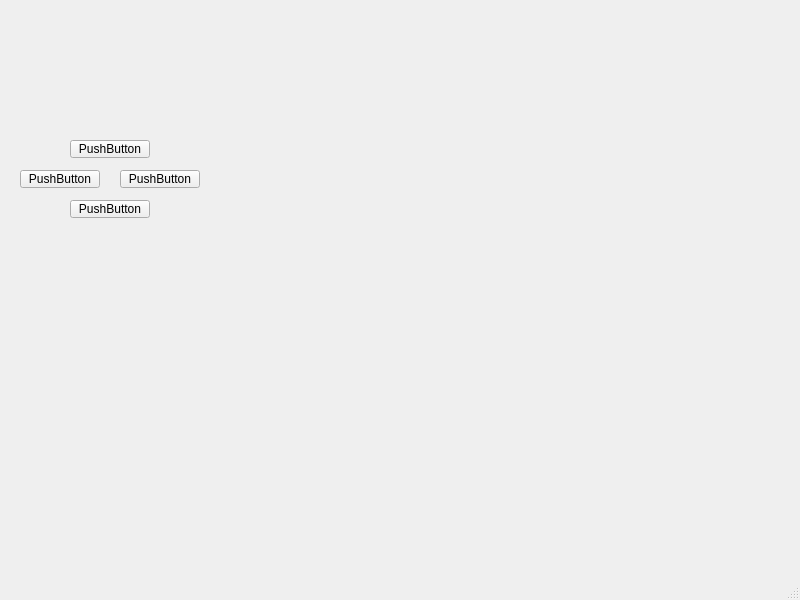
This is mainwindow.ui in Maxencec21/wifibot as Qt 5 draws it before an edit. The edited form follows.
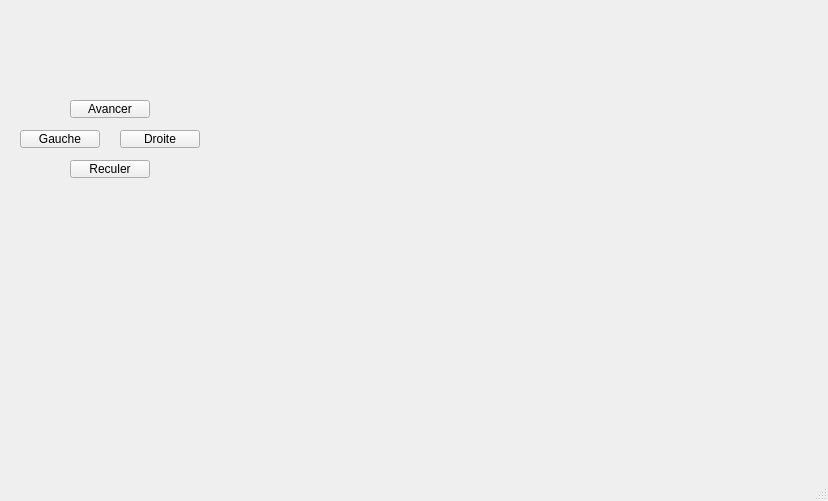
This is the edited form.

```diff
--- a/mainwindow.ui
+++ b/mainwindow.ui
@@ -6,8 +6,8 @@
    <rect>
     <x>0</x>
     <y>0</y>
-    <width>800</width>
-    <height>600</height>
+    <width>828</width>
+    <height>501</height>
    </rect>
   </property>
   <property name="windowTitle">
@@ -18,7 +18,7 @@
     <property name="geometry">
      <rect>
       <x>210</x>
-      <y>140</y>
+      <y>90</y>
       <width>431</width>
       <height>291</height>
      </rect>
@@ -29,52 +29,52 @@
     <property name="geometry">
      <rect>
       <x>70</x>
-      <y>140</y>
+      <y>100</y>
       <width>80</width>
       <height>18</height>
      </rect>
     </property>
     <property name="text">
-     <string>PushButton</string>
+     <string>Avancer</string>
     </property>
    </widget>
    <widget class="QPushButton" name="pushButton_2">
     <property name="geometry">
      <rect>
       <x>20</x>
-      <y>170</y>
+      <y>130</y>
       <width>80</width>
       <height>18</height>
      </rect>
     </property>
     <property name="text">
-     <string>PushButton</string>
+     <string>Gauche</string>
     </property>
    </widget>
    <widget class="QPushButton" name="pushButton_3">
     <property name="geometry">
      <rect>
       <x>70</x>
-      <y>200</y>
+      <y>160</y>
       <width>80</width>
       <height>18</height>
      </rect>
     </property>
     <property name="text">
-     <string>PushButton</string>
+     <string>Reculer</string>
     </property>
    </widget>
    <widget class="QPushButton" name="pushButton_4">
     <property name="geometry">
      <rect>
       <x>120</x>
-      <y>170</y>
+      <y>130</y>
       <width>80</width>
       <height>18</height>
      </rect>
     </property>
     <property name="text">
-     <string>PushButton</string>
+     <string>Droite</string>
     </property>
    </widget>
   </widget>
```
Left out of the diff: 10 changed lines with no effect on the pictures.
